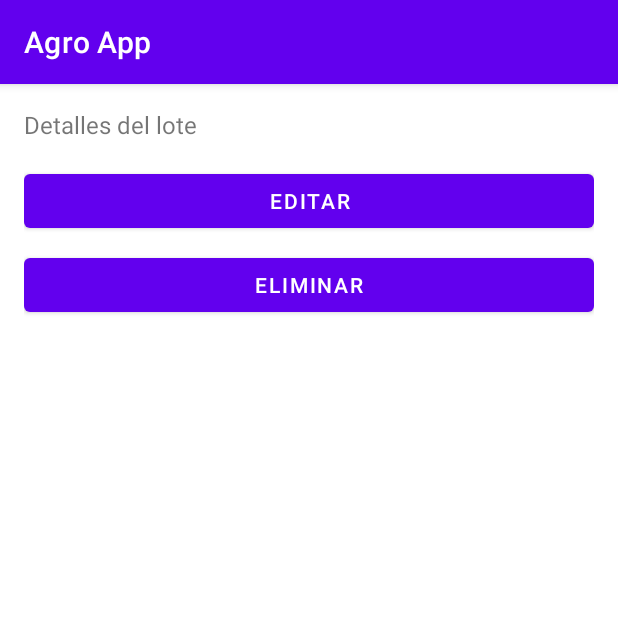
After one commit to MoiRouhs/movil-developt-unad, an Android app: the DetalleLoteActivity screen opened directly, with no data from a screen before it, on a phone screen of 412 x 824 dp, the top half of it. The commit adds this screen. Run offline under Robolectric (Android 15) with nearby library versions, the phone set to English and light mode, and no system bars.

Commit message:
Pantalla listado lotes

```diff
--- a/app/src/main/AndroidManifest.xml
+++ b/app/src/main/AndroidManifest.xml
@@ -35,6 +35,10 @@
         <activity
             android:name=".ListarLotesActivity" />
         <activity
+            android:name=".DetalleLoteActivity" />
+        <activity
+            android:name=".EditarLotesActivity" />
+        <activity
             android:name=".MainActivity"
             android:exported="true">
             <intent-filter>
--- /dev/null
+++ b/app/src/main/java/com/example/webf1movil1704/DetalleLoteActivity.java
@@ -0,0 +1,46 @@
+package com.example.webf1movil1704;
+
+import android.database.Cursor;
+import android.database.sqlite.SQLiteDatabase;
+import android.os.Bundle;
+import android.widget.TextView;
+
+import androidx.appcompat.app.AppCompatActivity;
+
+import com.example.webf1movil1704.DB.DbHelper;
+
+public class DetalleLoteActivity extends AppCompatActivity {
+
+    private TextView textViewDetalle;
+
+    @Override
+    protected void onCreate(Bundle savedInstanceState) {
+        super.onCreate(savedInstanceState);
+        setContentView(R.layout.activity_detalle_lote);
+
+        textViewDetalle = findViewById(R.id.textViewDetalle);
+
+        int loteId = getIntent().getIntExtra("id", -1);
+        if (loteId != -1) {
+            cargarDetalleLote(loteId);
+        }
+    }
+
+    private void cargarDetalleLote(int id) {
+        DbHelper dbHelper = new DbHelper(this);
+        SQLiteDatabase db = dbHelper.getReadableDatabase();
+
+        Cursor cursor = db.rawQuery("SELECT * FROM " + DbHelper.TABLE_NAME + " WHERE id = ?", new String[]{String.valueOf(id)});
+        if (cursor.moveToFirst()) {
+            String detalle = "ID: " + cursor.getInt(cursor.getColumnIndexOrThrow("id")) + "\n" +
+                    "Fecha de siembra: " + cursor.getString(cursor.getColumnIndexOrThrow("fecha_siembra")) + "\n" +
+                    "Tipo de cultivo: " + cursor.getString(cursor.getColumnIndexOrThrow("tipo_cultivo")) + "\n" +
+                    "Número de árboles: " + cursor.getInt(cursor.getColumnIndexOrThrow("numero_arboles")) + "\n" +
+                    "Área sembrada: " + cursor.getDouble(cursor.getColumnIndexOrThrow("area_sembrada")) + " ha\n" +
+                    "Ubicación: " + cursor.getString(cursor.getColumnIndexOrThrow("ubicacion"));
+
+            textViewDetalle.setText(detalle);
+        }
+        cursor.close();
+    }
+}
--- a/app/src/main/java/com/example/webf1movil1704/ListarLotesActivity.java
+++ b/app/src/main/java/com/example/webf1movil1704/ListarLotesActivity.java
@@ -33,6 +33,7 @@ public class ListarLotesActivity extends AppCompatActivity {
         recyclerViewLotes.setAdapter(loteAdapter);
     }
 
+
     private void cargarDatos() {
         DbHelper dbHelper = new DbHelper(this);
         SQLiteDatabase db = dbHelper.getReadableDatabase();
--- a/app/src/main/res/layout/activity_detalle_lote.xml
+++ b/app/src/main/res/layout/activity_detalle_lote.xml
@@ -1,6 +1,32 @@
-<?xml version="1.0" encoding="utf-8"?>
-<androidx.constraintlayout.widget.ConstraintLayout xmlns:android="http://schemas.android.com/apk/res/android"
+<ScrollView xmlns:android="http://schemas.android.com/apk/res/android"
     android:layout_width="match_parent"
-    android:layout_height="match_parent">
+    android:layout_height="match_parent"
+    android:padding="16dp">
 
-</androidx.constraintlayout.widget.ConstraintLayout>
+    <LinearLayout
+        android:layout_width="match_parent"
+        android:layout_height="wrap_content"
+        android:orientation="vertical">
+
+        <TextView
+            android:id="@+id/textViewDetalle"
+            android:layout_width="match_parent"
+            android:layout_height="wrap_content"
+            android:textSize="16sp"
+            android:text="Detalles del lote"
+            android:paddingBottom="16dp" />
+
+        <Button
+            android:id="@+id/buttonEditar"
+            android:layout_width="match_parent"
+            android:layout_height="wrap_content"
+            android:text="Editar"
+            android:layout_marginBottom="8dp" />
+
+        <Button
+            android:id="@+id/buttonEliminar"
+            android:layout_width="match_parent"
+            android:layout_height="wrap_content"
+            android:text="Eliminar" />
+    </LinearLayout>
+</ScrollView>
```
Also changed, not shown: app/src/main/java/com/example/webf1movil1704/LoteAdapter.java (+11 -0 lines), app/src/main/res/layout/item_lote.xml (+7 -0 lines).
